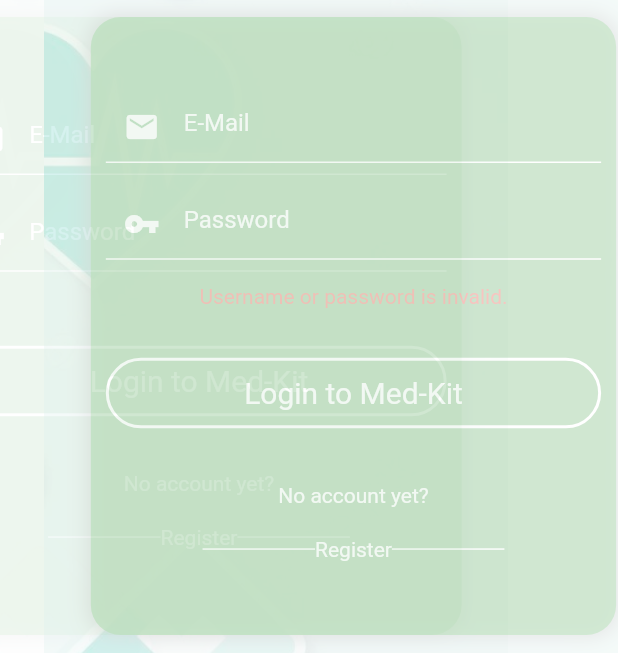
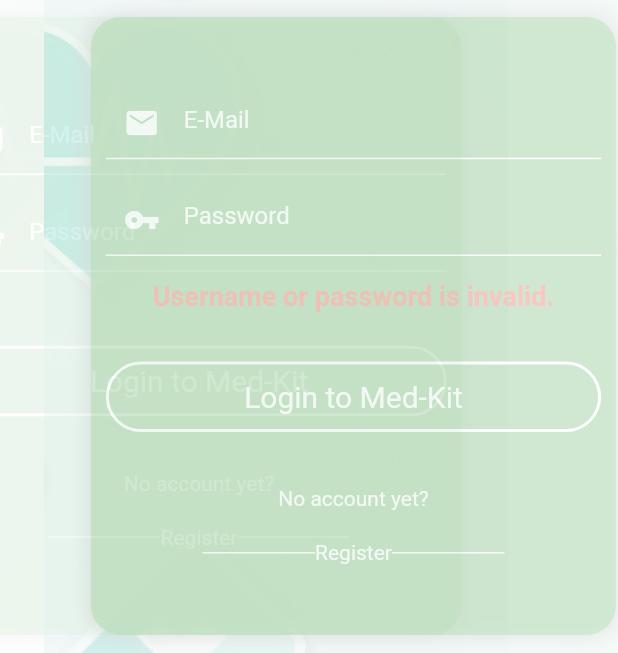
Before and after one commit to AthenaSenior/MedKit-development, a Flutter app: the LoginPage screen opened directly, after a tap on "Login to Med-Kit", on a phone screen of 412 x 824 dp. Shown: the part 382-1035 px from the top of the screen. Run offline on Flutter 3.47's test engine with Material 2 defaults, Android fonts, the phone set to English and light mode, and no system bars; our stand-ins replace cloud_firestore, firebase_auth, firebase_core; accounts and stored records are empty; network calls fail.

Commit message:
Final Commit for the first semester

```diff
--- a/lib/main.dart
+++ b/lib/main.dart
@@ -276,7 +276,7 @@ class LoginPageState extends State<LoginPage> {
                         child:
                         const Text(
                             "Username or password is invalid.",
-                            style: TextStyle(color: Colors.red,
+                            style: TextStyle(color: Colors.red, fontSize: 18, fontWeight: FontWeight.bold
                             )),
                       ),
 
```
